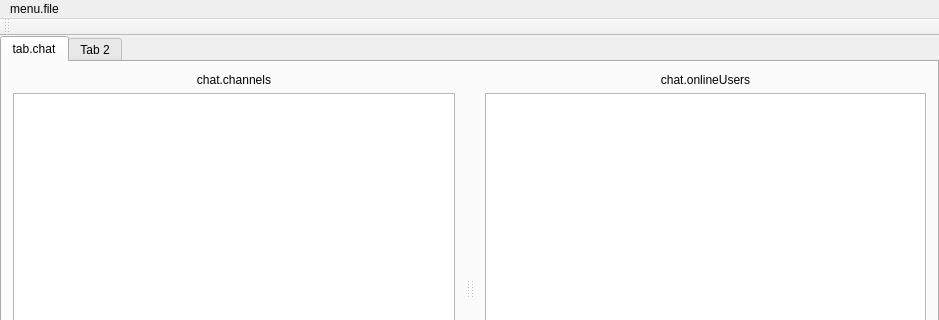
george99g/CTP, file CTP-client/mainwindow.ui: the form before one commit; both pictures show x 0 to 939 and y 0 to 320 of the 939 by 538 pixel window.
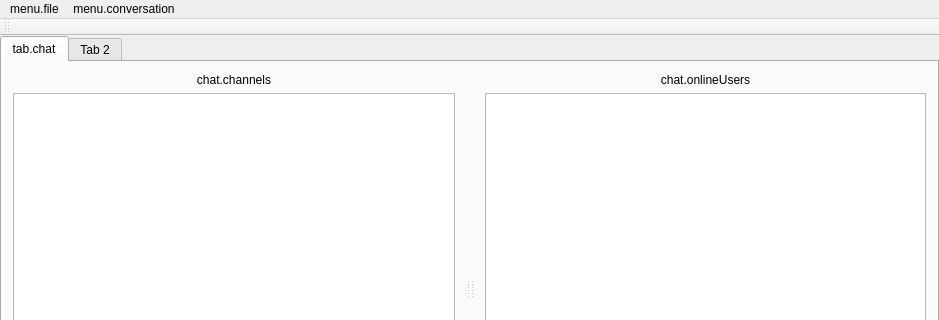
The form after the commit.

```diff
--- a/CTP-client/mainwindow.ui
+++ b/CTP-client/mainwindow.ui
@@ -127,7 +127,15 @@
     </property>
     <addaction name="actionExit"/>
    </widget>
+   <widget class="QMenu" name="menuMenu_conversation">
+    <property name="title">
+     <string>menu.conversation</string>
+    </property>
+    <addaction name="actionJoinChannel"/>
+    <addaction name="actionPartChannel"/>
+   </widget>
    <addaction name="menuFile"/>
+   <addaction name="menuMenu_conversation"/>
   </widget>
   <widget class="QToolBar" name="mainToolBar">
    <attribute name="toolBarArea">
```
Left out of the diff: 18 changed lines with no effect on the pictures.
